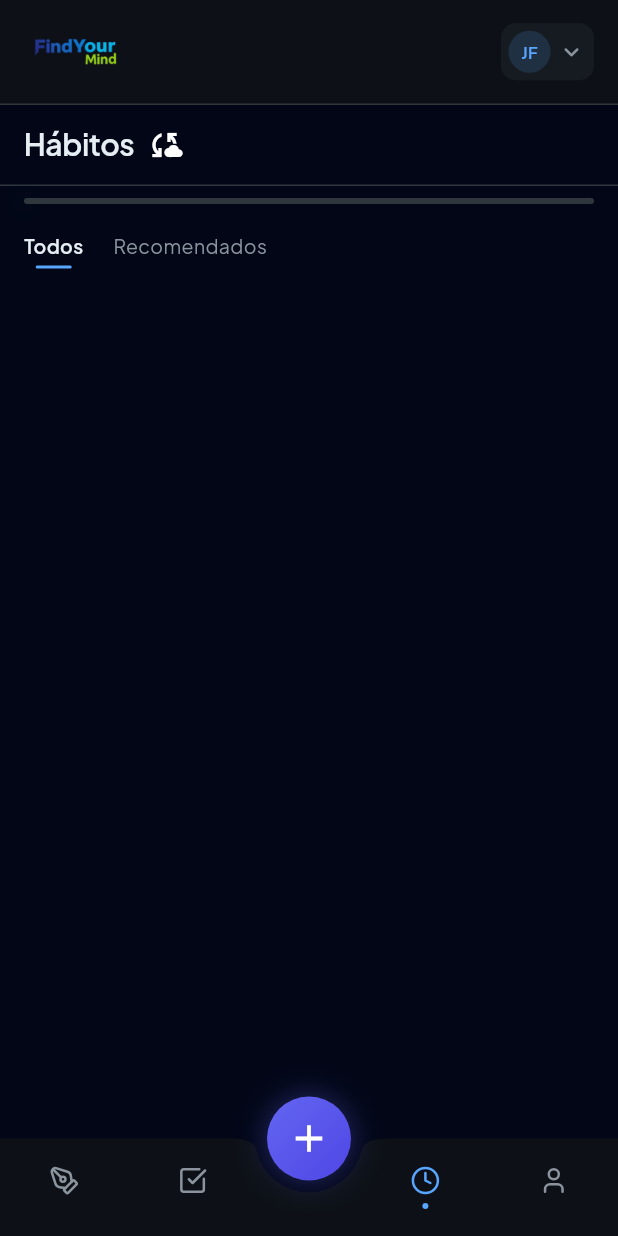
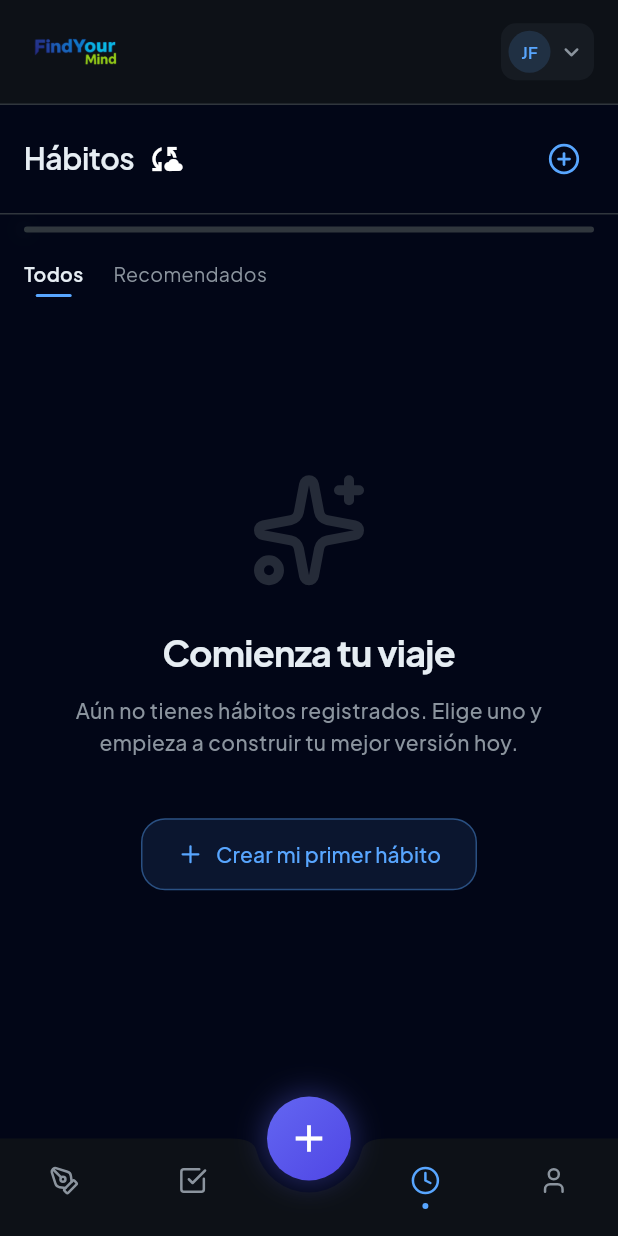
Before and after one commit to F4TB0Yz/FindYourMind, a Flutter app: the screen it shows once a user with an empty profile is signed in, on a phone screen of 412 x 824 dp. Run offline on Flutter 3.47's test engine with Material 3 defaults, Android fonts, the phone set to English and light mode, and no system bars; our stand-ins replace dartz, equatable, flutter_dotenv, flutter_slidable, flutter_svg, google_fonts and 7 more; accounts and stored records are empty; network calls fail.

Commit message:
feat: refactor creation flow, add direct access button and improve UX consistency

```diff
--- a/lib/features/auth/presentation/screens/auth_screen.dart
+++ b/lib/features/auth/presentation/screens/auth_screen.dart
@@ -7,7 +7,6 @@ import 'package:find_your_mind/shared/presentation/widgets/animated_screen_trans
 import 'package:find_your_mind/features/habits/presentation/screens/new_habit_screen.dart';
 import 'package:find_your_mind/shared/presentation/widgets/bottom_nav_bar/custom_bottom_bar.dart';
 import 'package:find_your_mind/shared/presentation/widgets/app_bar/custom_app_bar.dart';
-import 'package:find_your_mind/shared/presentation/widgets/fab/expandable_fab.dart';
 import 'package:find_your_mind/shared/domain/entities/screen_type.dart';
 import 'package:flutter/material.dart';
 import 'package:provider/provider.dart';
@@ -81,40 +80,37 @@ class _AuthScreenState extends State<AuthScreen> {
             bottomNavigationBar: const CustomBottomBar(),
             floatingActionButtonLocation: FloatingActionButtonLocation.centerDocked,
             floatingActionButton: screensProvider.currentScreenType == ScreenType.habits
-                ? ExpandableFab(
-                    distance: 105,
-                    children: [
-                      ActionButton(
-                        onPressed: () => screensProvider.setScreenWidget(
-                          const NewHabitScreen(),
-                          ScreenType.newHabit,
+                ? Container(
+                    decoration: BoxDecoration(
+                      shape: BoxShape.circle,
+                      gradient: const LinearGradient(
+                        begin: Alignment.topLeft,
+                        end: Alignment.bottomRight,
+                        colors: [
+                          Color(0xFF6366F1),
+                          Color(0xFF4F46E5),
+                        ],
+                      ),
+                      boxShadow: [
+                        BoxShadow(
+                          color: const Color(0xFF6366F1).withOpacity(0.35),
+                          blurRadius: 16,
+                          spreadRadius: 2,
                         ),
-                        icon: const Icon(Icons.add_task),
-                        color: const Color(0xFF6366F1), // Indigo - Hábito
+                      ],
+                    ),
+                    child: FloatingActionButton(
+                      onPressed: () => screensProvider.setScreenWidget(
+                        const NewHabitScreen(),
+                        ScreenType.newHabit,
                       ),
-                      ActionButton(
-                        onPressed: () {
-                          // TODO: Implementar NewNoteScreen
-                          ScaffoldMessenger.of(context).showSnackBar(
-                            const SnackBar(content: Text('Creación de Notas: Próximamente')),
-                          );
-                        },
-                        icon: const Icon(Icons.note_add),
-                        color: const Color(0xFF10B981), // Emerald - Nota
-                      ),
-                      ActionButton(
-                        onPressed: () {
-                          // TODO: Implementar NewTaskScreen
-                          ScaffoldMessenger.of(context).showSnackBar(
-                            const SnackBar(content: Text('Creación de Tareas: Próximamente')),
-                          );
-                        },
-                        icon: const Icon(Icons.playlist_add),
-                        color: const Color(0xFF0EA5E9), // Sky - Tarea
-                      ),
-                    ],
+                      elevation: 0,
+                      backgroundColor: Colors.transparent,
+                      shape: const CircleBorder(),
+                      child: const Icon(Icons.add, color: Colors.white, size: 30),
+                    ),
                   )
-              : null,
+                : null,
           );
         }
 
--- a/lib/features/habits/presentation/screens/habits_screen.dart
+++ b/lib/features/habits/presentation/screens/habits_screen.dart
@@ -8,6 +8,10 @@ import 'package:find_your_mind/shared/presentation/providers/sync_provider.dart'
 import 'package:find_your_mind/shared/presentation/widgets/custom_loading_indicator.dart';
 import 'package:flutter/material.dart';
 import 'package:provider/provider.dart';
+import 'package:find_your_mind/features/habits/presentation/screens/new_habit_screen.dart';
+import 'package:find_your_mind/shared/domain/entities/screen_type.dart';
+import 'package:find_your_mind/shared/presentation/providers/screen_provider.dart';
+import 'package:lucide_icons/lucide_icons.dart';
 import 'package:find_your_mind/config/theme/app_text_styles.dart';
 
 class HabitsScreen extends StatefulWidget {
@@ -85,6 +89,10 @@ class _HabitsScreenState extends State<HabitsScreen> {
                 );
               }
 
+              if (habitsProvider.habits.isEmpty) {
+                return const _EmptyHabitsState();
+              }
+
               return ListView.builder(
                 controller: _scrollController,
                 clipBehavior: Clip.none,
@@ -135,6 +143,17 @@ class _HabitsHeader extends StatelessWidget {
           ),
           const SizedBox(width: 8),
           const SyncStatusIndicator(),
+          const Spacer(),
+          IconButton(
+            onPressed: () {
+              final screensProvider = Provider.of<ScreensProvider>(context, listen: false);
+              screensProvider.setScreenWidget(const NewHabitScreen(), ScreenType.newHabit);
+            },
+            icon: const Icon(LucideIcons.plusCircle, size: 22),
+            color: AppColors.accentText,
+            splashRadius: 24,
+            tooltip: 'Crear nuevo hábito',
+          ),
         ],
       ),
     );
@@ -195,3 +214,65 @@ class _Tab extends StatelessWidget {
     );
   }
 }
+class _EmptyHabitsState extends StatelessWidget {
+  const _EmptyHabitsState();
+
+  @override
+  Widget build(BuildContext context) {
+    return Center(
+      child: Column(
+        mainAxisAlignment: MainAxisAlignment.center,
+        children: [
+          Icon(
+            LucideIcons.sparkles,
+            size: 80,
+            color: AppColors.textMuted.withOpacity(0.5),
+          ),
+          const SizedBox(height: 24),
+          Text(
+            'Comienza tu viaje',
+            style: AppTextStyles.h2.copyWith(
+              color: AppColors.textPrimary,
+              letterSpacing: -0.5,
+            ),
+          ),
+          const SizedBox(height: 12),
+          Padding(
+            padding: const EdgeInsets.symmetric(horizontal: 48),
+            child: Text(
+              'Aún no tienes hábitos registrados. Elige uno y empieza a construir tu mejor versión hoy.',
+              textAlign: TextAlign.center,
+              style: AppTextStyles.bodyMedium.copyWith(
+                color: AppColors.textSecondary,
+                height: 1.5,
+              ),
+            ),
+          ),
+          const SizedBox(height: 40),
+          ElevatedButton.icon(
+            onPressed: () {
+              final screensProvider = Provider.of<ScreensProvider>(context, listen: false);
+              screensProvider.setScreenWidget(const NewHabitScreen(), ScreenType.newHabit);
+            },
+            icon: const Icon(LucideIcons.plus, size: 18),
+            label: const Text('Crear mi primer hábito'),
+            style: ElevatedButton.styleFrom(
+              backgroundColor: AppColors.accentText.withOpacity(0.1),
+              foregroundColor: AppColors.accentText,
+              elevation: 0,
+              padding: const EdgeInsets.symmetric(horizontal: 24, vertical: 14),
+              shape: RoundedRectangleBorder(
+                borderRadius: BorderRadius.circular(16),
+                side: BorderSide(
+                  color: AppColors.accentText.withOpacity(0.4),
+                  width: 1,
+                ),
+              ),
+            ),
+          ),
+          const SizedBox(height: 60), // Espacio para el FAB central
+        ],
+      ),
+    );
+  }
+}
```
Also changed, not shown: lib/features/habits/domain/usecases/create_habit.dart (+54 -27 lines), lib/features/habits/presentation/providers/habits_provider.dart (+32 -110 lines), lib/features/habits/presentation/screens/new_habit_screen.dart (+2 -18 lines), lib/shared/presentation/widgets/fab/expandable_fab.dart (+64 -17 lines), 1 other file.
